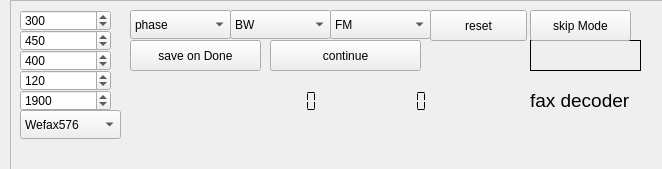
The window that swreceiver/plugins/decoders/fax-decoder/widget.ui (JvanKatwijk/sdr-j-sw) describes before a commit, drawn with Qt 5.
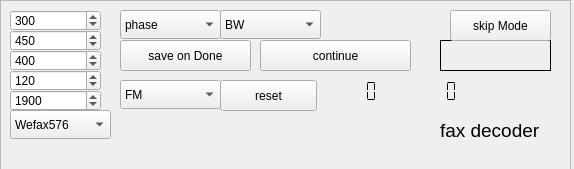
The same window after the commit.

Patch:
```diff
--- a/swreceiver/plugins/decoders/fax-decoder/widget.ui
+++ b/swreceiver/plugins/decoders/fax-decoder/widget.ui
@@ -6,7 +6,7 @@
    <rect>
     <x>0</x>
     <y>0</y>
-    <width>662</width>
+    <width>574</width>
     <height>169</height>
    </rect>
   </property>
@@ -16,9 +16,9 @@
   <widget class="QFrame" name="frame">
    <property name="geometry">
     <rect>
-     <x>10</x>
+     <x>0</x>
      <y>0</y>
-     <width>661</width>
+     <width>571</width>
      <height>171</height>
     </rect>
    </property>
@@ -31,8 +31,8 @@
    <widget class="QLabel" name="label">
     <property name="geometry">
      <rect>
-      <x>520</x>
-      <y>80</y>
+      <x>440</x>
+      <y>110</y>
       <width>121</width>
       <height>41</height>
      </rect>
@@ -49,7 +49,7 @@
    <widget class="QLabel" name="showState">
     <property name="geometry">
      <rect>
-      <x>520</x>
+      <x>440</x>
       <y>40</y>
       <width>111</width>
       <height>31</height>
@@ -65,8 +65,8 @@
    <widget class="QLCDNumber" name="lineNumber">
     <property name="geometry">
      <rect>
-      <x>360</x>
-      <y>90</y>
+      <x>400</x>
+      <y>80</y>
       <width>64</width>
       <height>23</height>
      </rect>
@@ -81,8 +81,8 @@
    <widget class="QLCDNumber" name="aptFreq">
     <property name="geometry">
      <rect>
-      <x>250</x>
-      <y>90</y>
+      <x>320</x>
+      <y>80</y>
       <width>64</width>
       <height>23</height>
      </rect>
@@ -135,7 +135,7 @@
    <widget class="QPushButton" name="skipSetter">
     <property name="geometry">
      <rect>
-      <x>520</x>
+      <x>450</x>
       <y>10</y>
       <width>101</width>
       <height>31</height>
@@ -188,8 +188,8 @@
    <widget class="QComboBox" name="modeSetter">
     <property name="geometry">
      <rect>
-      <x>320</x>
-      <y>10</y>
+      <x>120</x>
+      <y>80</y>
       <width>101</width>
       <height>29</height>
      </rect>
@@ -321,8 +321,8 @@
    <widget class="QPushButton" name="resetButton">
     <property name="geometry">
      <rect>
-      <x>420</x>
-      <y>10</y>
+      <x>220</x>
+      <y>80</y>
       <width>97</width>
       <height>31</height>
      </rect>
```
